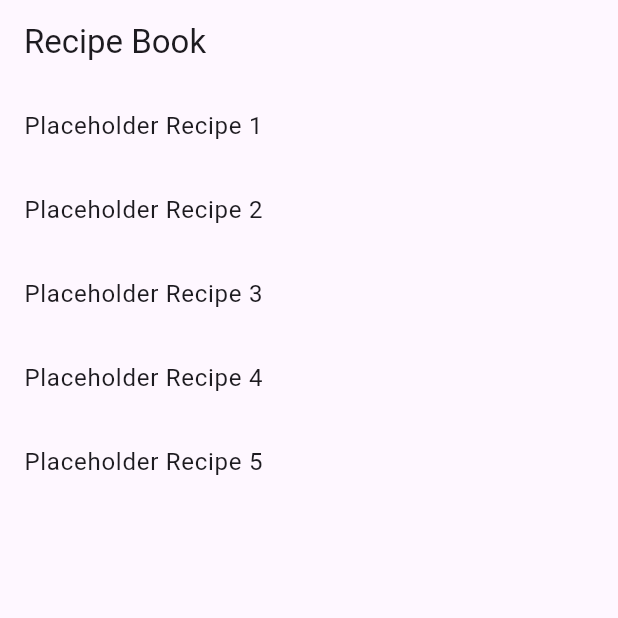
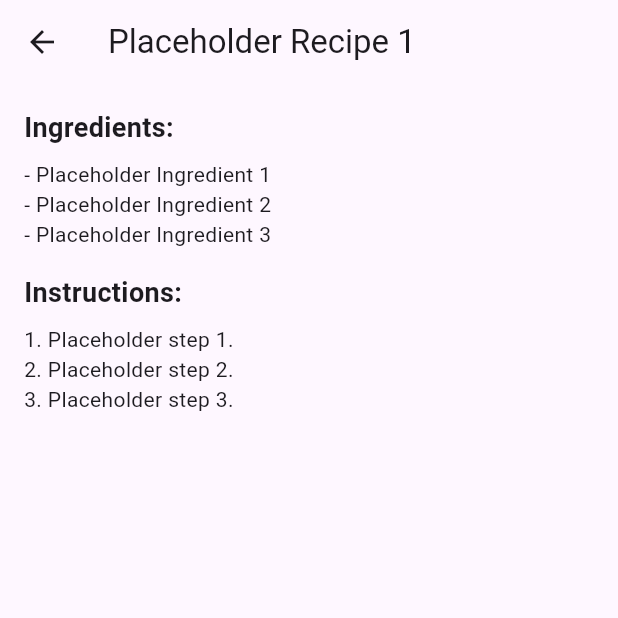
Before and after one commit to anguyen221/recipe_book_app, a Flutter app: the screen it shows after launch, after a tap on "Placeholder Recipe 1", on a phone screen of 412 x 824 dp, the top half of it. Run offline on Flutter 3.47's test engine with Material 3 defaults, Android fonts, the phone set to English and light mode, and no system bars.

```diff
--- a/lib/home_screen.dart
+++ b/lib/home_screen.dart
@@ -1,4 +1,5 @@
 import 'package:flutter/material.dart';
+import 'package:recipe_book_app/details_screen.dart';
 
 class HomeScreen extends StatelessWidget {
   final List<String> recipes = [
@@ -19,7 +20,12 @@ class HomeScreen extends StatelessWidget {
           return ListTile(
             title: Text(recipes[index]),
             onTap: () {
-              // Will add later
+              Navigator.push(
+                context,
+                MaterialPageRoute(
+                  builder: (context) => DetailsScreen(recipeName: recipes[index]),
+                ),
+              );
             },
           );
         },
```
